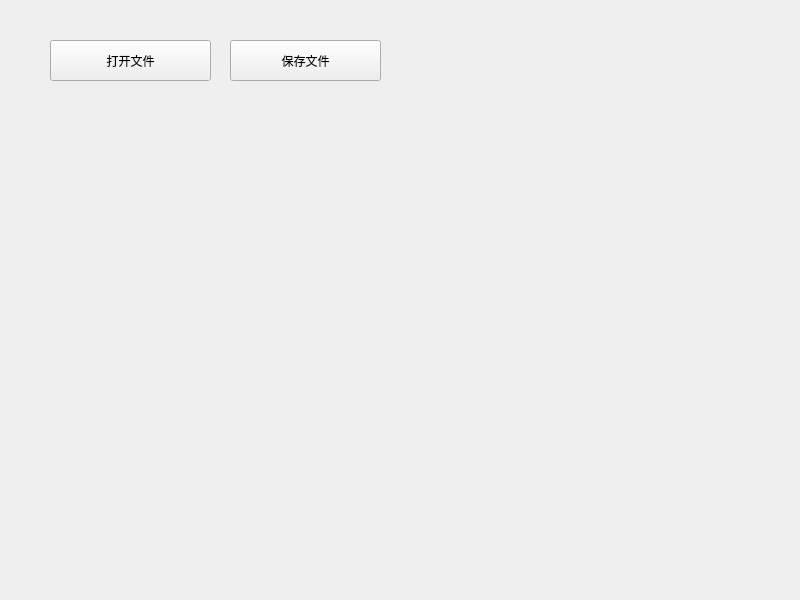
Old version of the form Qt/Qt07_dialog_file/widget.ui in the repository qiualu/systemL.
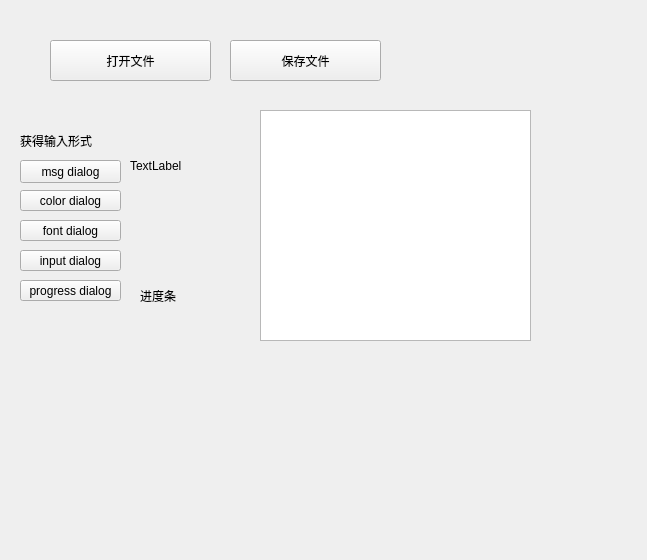
New version of the form.

Patch:
```diff
--- a/Qt/Qt07_dialog_file/widget.ui
+++ b/Qt/Qt07_dialog_file/widget.ui
@@ -6,8 +6,8 @@
    <rect>
     <x>0</x>
     <y>0</y>
-    <width>800</width>
-    <height>600</height>
+    <width>647</width>
+    <height>560</height>
    </rect>
   </property>
   <property name="windowTitle">
@@ -39,6 +39,120 @@
     <string>保存文件</string>
    </property>
   </widget>
+  <widget class="QLabel" name="label">
+   <property name="geometry">
+    <rect>
+     <x>130</x>
+     <y>140</y>
+     <width>131</width>
+     <height>51</height>
+    </rect>
+   </property>
+   <property name="text">
+    <string>TextLabel</string>
+   </property>
+  </widget>
+  <widget class="QPushButton" name="pushButton_3">
+   <property name="geometry">
+    <rect>
+     <x>20</x>
+     <y>160</y>
+     <width>101</width>
+     <height>23</height>
+    </rect>
+   </property>
+   <property name="text">
+    <string>msg dialog</string>
+   </property>
+  </widget>
+  <widget class="QPushButton" name="font_dialog">
+   <property name="geometry">
+    <rect>
+     <x>20</x>
+     <y>220</y>
+     <width>101</width>
+     <height>21</height>
+    </rect>
+   </property>
+   <property name="text">
+    <string>font dialog</string>
+   </property>
+  </widget>
+  <widget class="QPushButton" name="color_dialog">
+   <property name="geometry">
+    <rect>
+     <x>20</x>
+     <y>190</y>
+     <width>101</width>
+     <height>21</height>
+    </rect>
+   </property>
+   <property name="text">
+    <string>color dialog</string>
+   </property>
+  </widget>
+  <widget class="QPushButton" name="input_dialog">
+   <property name="geometry">
+    <rect>
+     <x>20</x>
+     <y>250</y>
+     <width>101</width>
+     <height>21</height>
+    </rect>
+   </property>
+   <property name="text">
+    <string>input dialog</string>
+   </property>
+  </widget>
+  <widget class="QLabel" name="label_2">
+   <property name="geometry">
+    <rect>
+     <x>20</x>
+     <y>130</y>
+     <width>111</width>
+     <height>21</height>
+    </rect>
+   </property>
+   <property name="text">
+    <string>获得输入形式</string>
+   </property>
+  </widget>
+  <widget class="QPushButton" name="progress_dialog">
+   <property name="geometry">
+    <rect>
+     <x>20</x>
+     <y>280</y>
+     <width>101</width>
+     <height>21</height>
+    </rect>
+   </property>
+   <property name="text">
+    <string>progress dialog</string>
+   </property>
+  </widget>
+  <widget class="QLabel" name="label_3">
+   <property name="geometry">
+    <rect>
+     <x>140</x>
+     <y>290</y>
+     <width>54</width>
+     <height>12</height>
+    </rect>
+   </property>
+   <property name="text">
+    <string>进度条</string>
+   </property>
+  </widget>
+  <widget class="QTextEdit" name="textEdit">
+   <property name="geometry">
+    <rect>
+     <x>260</x>
+     <y>110</y>
+     <width>271</width>
+     <height>231</height>
+    </rect>
+   </property>
+  </widget>
  </widget>
  <resources/>
  <connections/>
```
Left out of the diff: 2 changed lines with no effect on the pictures.
